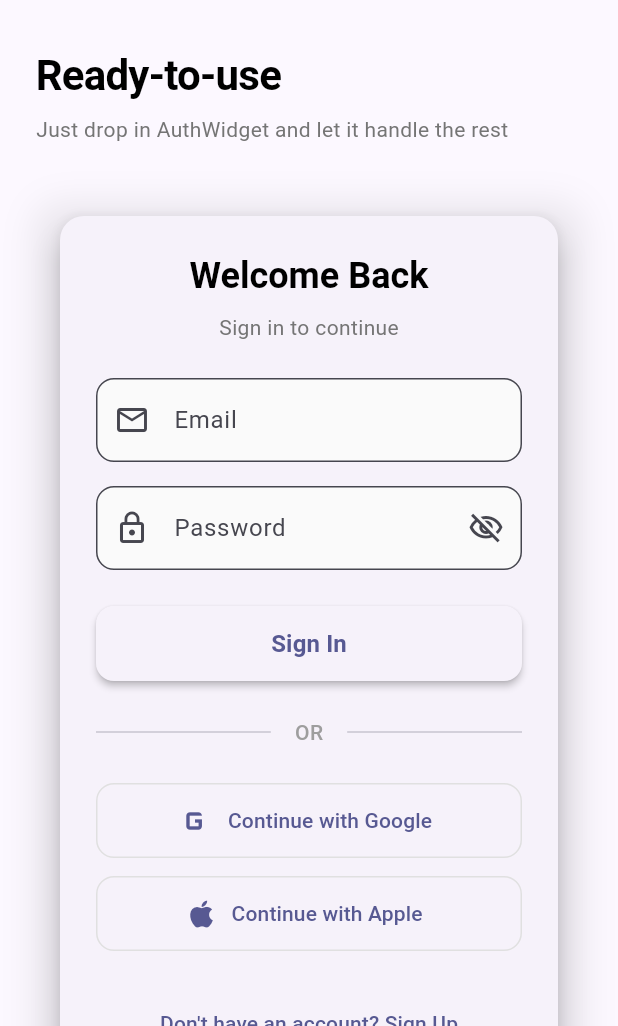
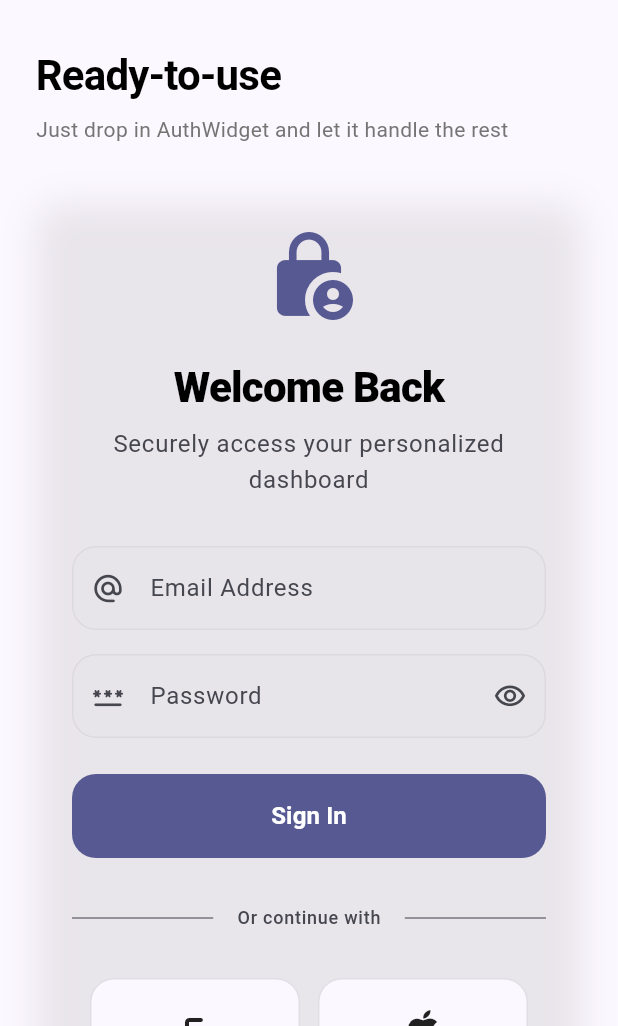
Before and after one commit to techie-dan/hng_auth_sdk, a Flutter app: the screen it shows after launch, on a phone screen of 412 x 824 dp, the part 210-1236 px from its top. Run offline on Flutter 3.47's test engine with Material 3 defaults, Android fonts, the light colour scheme and no system bars; our stand-ins replace firebase_auth, firebase_core, google_sign_in, sign_in_with_apple; accounts and stored records are empty.

Commit message:
feat: redesign auth UI, secure keys, and update docs

```diff
--- a/lib/src/ui/auth_widget.dart
+++ b/lib/src/ui/auth_widget.dart
@@ -18,30 +18,56 @@ class AuthWidget extends StatefulWidget {
   State<AuthWidget> createState() => _AuthWidgetState();
 }
 
-class _AuthWidgetState extends State<AuthWidget> {
+class _AuthWidgetState extends State<AuthWidget>
+    with SingleTickerProviderStateMixin {
   bool _isSignInMode = true;
   final _emailController = TextEditingController();
   final _passwordController = TextEditingController();
   final _formKey = GlobalKey<FormState>();
   bool _obscurePassword = true;
   String? _errorMessage;
+  late final AnimationController _animController;
+  late final Animation<double> _fadeAnimation;
+
+  @override
+  void initState() {
+    super.initState();
+    _animController = AnimationController(
+      vsync: this,
+      duration: const Duration(milliseconds: 600),
+    );
+    _fadeAnimation = CurvedAnimation(
+      parent: _animController,
+      curve: Curves.easeInOut,
+    );
+    _animController.forward();
+  }
 
   @override
   void dispose() {
     _emailController.dispose();
     _passwordController.dispose();
+    _animController.dispose();
     super.dispose();
+  }
+
+  void _switchMode() {
+    setState(() {
+      _errorMessage = null;
+      _isSignInMode = !_isSignInMode;
+    });
+    _animController.reset();
+    _animController.forward();
   }
 
   Future<void> _handleEmailAuth() async {
     if (!_formKey.currentState!.validate()) return;
+    if (!mounted) return;
 
-    if (!mounted) return;
     setState(() => _errorMessage = null);
 
     try {
       final authProvider = context.read<AuthProvider>();
-
       if (_isSignInMode) {
         await authProvider.signInWithEmail(
           _emailController.text.trim(),
@@ -53,12 +79,12 @@ class _AuthWidgetState extends State<AuthWidget> {
           _passwordController.text,
         );
       }
-
       widget.onSuccess?.call();
     } on AuthException catch (e) {
       if (!mounted) return;
       setState(() => _errorMessage = e.message);
       widget.onError?.call(e);
+      _shakeError();
     }
   }
 
@@ -68,169 +94,177 @@ class _AuthWidgetState extends State<AuthWidget> {
 
     try {
       final authProvider = context.read<AuthProvider>();
-
       if (provider == 'google') {
         await authProvider.signInWithGoogle();
       } else if (provider == 'apple') {
         await authProvider.signInWithApple();
       }
-
       widget.onSuccess?.call();
     } on AuthException catch (e) {
       if (!mounted) return;
       setState(() => _errorMessage = e.message);
       widget.onError?.call(e);
+      _shakeError();
     }
+  }
+
+  void _shakeError() {
+    // Simple visual cue logic can be added here if needed
   }
 
   @override
   Widget build(BuildContext context) {
+    final theme = Theme.of(context);
+
     return Consumer<AuthProvider>(
       builder: (context, authProvider, _) {
         final bool isLoading = authProvider.state == AuthState.loading;
 
-        return SingleChildScrollView(
-          child: Card(
-            margin: const EdgeInsets.all(16),
-            elevation: 8,
-            shape: RoundedRectangleBorder(
-              borderRadius: BorderRadius.circular(16),
+        return Center(
+          child: SingleChildScrollView(
+            padding: const EdgeInsets.all(24),
+            child: FadeTransition(
+              opacity: _fadeAnimation,
+              child: ConstrainedBox(
+                constraints: const BoxConstraints(maxWidth: 400),
+                child: Column(
+                  crossAxisAlignment: CrossAxisAlignment.stretch,
+                  children: [
+                    // Header Section
+                    AnimatedSwitcher(
+                      duration: const Duration(milliseconds: 400),
+                      child: Column(
+                        key: ValueKey(_isSignInMode),
+                        children: [
+                          Icon(
+                            _isSignInMode
+                                ? Icons.lock_person_rounded
+                                : Icons.person_add_rounded,
+                            size: 64,
+                            color: theme.colorScheme.primary,
                           ),
-            child: Padding(
-              padding: const EdgeInsets.all(24.0),
-              child: Column(
-                mainAxisSize: MainAxisSize.min,
-                children: [
+                          const SizedBox(height: 24),
                           Text(
                             _isSignInMode ? 'Welcome Back' : 'Create Account',
-                    style: Theme.of(context).textTheme.headlineSmall?.copyWith(
-                          fontWeight: FontWeight.bold,
+                            style: theme.textTheme.headlineMedium?.copyWith(
+                              fontWeight: FontWeight.w800,
+                              letterSpacing: -0.5,
                             ),
+                            textAlign: TextAlign.center,
                           ),
                           const SizedBox(height: 8),
                           Text(
                             _isSignInMode
-                        ? 'Sign in to continue'
-                        : 'Sign up to get started',
-                    style: Theme.of(context).textTheme.bodyMedium?.copyWith(
-                          color: Colors.grey[600],
+                                ? 'Securely access your personalized dashboard'
+                                : 'Join us and experience the difference',
+                            style: theme.textTheme.bodyLarge?.copyWith(
+                              color: theme.colorScheme.onSurfaceVariant,
+                            ),
+                            textAlign: TextAlign.center,
+                          ),
+                        ],
                       ),
                     ),
-                  const SizedBox(height: 24),
-                  if (_errorMessage != null)
-                    Container(
-                      padding: const EdgeInsets.all(12),
-                      margin: const EdgeInsets.only(bottom: 16),
+                    const SizedBox(height: 32),
+
+                    // Error Banner
+                    AnimatedSize(
+                      duration: const Duration(milliseconds: 300),
+                      child: _errorMessage != null
+                          ? Container(
+                              margin: const EdgeInsets.only(bottom: 24),
+                              padding: const EdgeInsets.all(16),
                               decoration: BoxDecoration(
-                        color: Colors.red.shade50,
-                        borderRadius: BorderRadius.circular(8),
-                        border: Border.all(color: Colors.red.shade200),
+                                color: theme.colorScheme.errorContainer,
+                                borderRadius: BorderRadius.circular(16),
                               ),
                               child: Row(
                                 children: [
-                          Icon(Icons.error_outline,
-                              color: Colors.red.shade700, size: 20),
-                          const SizedBox(width: 8),
+                                  Icon(Icons.error_rounded,
+                                      color: theme.colorScheme.error),
+                                  const SizedBox(width: 12),
                                   Expanded(
                                     child: Text(
                                       _errorMessage!,
                                       style: TextStyle(
-                                color: Colors.red.shade700,
-                                fontSize: 14,
+                                          color: theme
+                                              .colorScheme.onErrorContainer),
                                     ),
                                   ),
-                          ),
+                                  IconButton(
+                                    icon: const Icon(Icons.close, size: 18),
+                                    onPressed: () =>
+                                        setState(() => _errorMessage = null),
+                                    padding: EdgeInsets.zero,
+                                    constraints: const BoxConstraints(),
+                                  )
                                 ],
                               ),
+                            )
+                          : const SizedBox.shrink(),
                     ),
+
+                    // Form Section
                     Form(
                       key: _formKey,
                       child: Column(
                         children: [
-                        TextFormField(
+                          _buildModernTextField(
                             controller: _emailController,
-                          decoration: InputDecoration(
-                            labelText: 'Email',
-                            prefixIcon: const Icon(Icons.email_outlined),
-                            border: OutlineInputBorder(
-                              borderRadius: BorderRadius.circular(12),
-                            ),
-                            filled: true,
-                            fillColor: Colors.grey[50],
-                          ),
+                            label: 'Email Address',
+                            icon: Icons.alternate_email_rounded,
                             keyboardType: TextInputType.emailAddress,
                             enabled: !isLoading,
-                          validator: (value) {
-                            if (value == null || value.isEmpty) {
-                              return 'Enter your email';
-                            }
-                            if (!value.contains('@')) {
-                              return 'Enter valid email';
-                            }
+                            validator: (v) {
+                              if (v?.isEmpty ?? true)
+                                return 'Email is required';
+                              if (!v!.contains('@')) return 'Invalid email';
                               return null;
                             },
                           ),
                           const SizedBox(height: 16),
-                        TextFormField(
+                          _buildModernTextField(
                             controller: _passwordController,
-                          decoration: InputDecoration(
-                            labelText: 'Password',
-                            prefixIcon: const Icon(Icons.lock_outline),
-                            border: OutlineInputBorder(
-                              borderRadius: BorderRadius.circular(12),
-                            ),
-                            filled: true,
-                            fillColor: Colors.grey[50],
-                            suffixIcon: IconButton(
-                              icon: Icon(
-                                _obscurePassword
-                                    ? Icons.visibility_off_outlined
-                                    : Icons.visibility_outlined,
-                              ),
-                              onPressed: () {
-                                setState(() {
-                                  _obscurePassword = !_obscurePassword;
-                                });
-                              },
-                            ),
-                          ),
-                          obscureText: _obscurePassword,
+                            label: 'Password',
+                            icon: Icons.password_rounded,
+                            isPassword: true,
                             enabled: !isLoading,
-                          validator: (value) {
-                            if (value == null || value.isEmpty) {
-                              return 'Enter your password';
-                            }
-                            if (!_isSignInMode && value.length < 6) {
-                              return 'Min 6 characters';
-                            }
+                            obscure: _obscurePassword,
+                            onToggleObscure: () => setState(
+                                () => _obscurePassword = !_obscurePassword),
+                            validator: (v) {
+                              if (v?.isEmpty ?? true)
+                                return 'Password required';
+                              if (!_isSignInMode && v!.length < 6)
+                                return 'At least 6 characters';
                               return null;
                             },
                           ),
                           const SizedBox(height: 24),
                           SizedBox(
                             width: double.infinity,
-                          height: 50,
-                          child: ElevatedButton(
+                            height: 56,
+                            child: FilledButton(
                               onPressed: isLoading ? null : _handleEmailAuth,
-                            style: ElevatedButton.styleFrom(
+                              style: FilledButton.styleFrom(
                                 shape: RoundedRectangleBorder(
-                                borderRadius: BorderRadius.circular(12),
+                                  borderRadius: BorderRadius.circular(16),
                                 ),
-                              elevation: 2,
+                                elevation: 0,
                               ),
                               child: isLoading
                                   ? const SizedBox(
-                                    height: 20,
-                                    width: 20,
+                                      height: 24,
+                                      width: 24,
                                       child: CircularProgressIndicator(
-                                      strokeWidth: 2,
-                                      valueColor: AlwaysStoppedAnimation<Color>(
-                                        Colors.white,
-                                      ),
+                                        strokeWidth: 2.5,
+                                        color: Colors.white,
                                       ),
                                     )
                                   : Text(
-                                    _isSignInMode ? 'Sign In' : 'Sign Up',
+                                      _isSignInMode
+                                          ? 'Sign In'
+                                          : 'Create Account',
                                       style: const TextStyle(
                                         fontSize: 16,
                                         fontWeight: FontWeight.bold,
@@ -241,76 +275,80 @@ class _AuthWidgetState extends State<AuthWidget> {
                         ],
                       ),
                     ),
-                  const Padding(
-                    padding: EdgeInsets.symmetric(vertical: 24),
-                    child: Row(
+
+                    const SizedBox(height: 32),
+
+                    // Divider
+                    Row(
                       children: [
-                        Expanded(child: Divider()),
+                        Expanded(child: Divider(color: theme.dividerColor)),
                         Padding(
-                          padding: EdgeInsets.symmetric(horizontal: 16),
+                          padding: const EdgeInsets.symmetric(horizontal: 16),
                           child: Text(
-                            'OR',
-                            style: TextStyle(
-                              color: Colors.grey,
-                              fontWeight: FontWeight.w500,
+                            'Or continue with',
+                            style: theme.textTheme.labelMedium?.copyWith(
+                              color: theme.colorScheme.onSurfaceVariant,
                             ),
                           ),
                         ),
-                        Expanded(child: Divider()),
+                        Expanded(child: Divider(color: theme.dividerColor)),
                       ],
                     ),
+                    const SizedBox(height: 32),
+
+                    // Social Buttons
+                    Row(
+                      mainAxisAlignment: MainAxisAlignment.spaceEvenly,
+                      children: [
+                        _SocialButton(
+                          icon: Icons.g_mobiledata_rounded,
+                          label: 'Google',
+                          onTap: isLoading
+                              ? null
+                              : () => _handleSocialAuth('google'),
                         ),
-                  if (!isLoading) ...[
-                    SizedBox(
-                      width: double.infinity,
-                      height: 50,
-                      child: OutlinedButton.icon(
-                        onPressed: () => _handleSocialAuth('google'),
-                        icon: const Icon(Icons.g_mobiledata, size: 28),
-                        label: const Text('Continue with Google'),
-                        style: OutlinedButton.styleFrom(
-                          shape: RoundedRectangleBorder(
-                            borderRadius: BorderRadius.circular(12),
+                        _SocialButton(
+                          icon: Icons.apple_rounded,
+                          label: 'Apple',
+                          onTap: isLoading
+                              ? null
+                              : () => _handleSocialAuth('apple'),
                         ),
-                          side: BorderSide(color: Colors.grey[300]!),
+                      ],
+                    ),
+
+                    const SizedBox(height: 48),
+
+                    // Footer
+                    TextButton(
+                      onPressed: isLoading ? null : _switchMode,
+                      style: TextButton.styleFrom(
+                        padding: const EdgeInsets.symmetric(vertical: 16),
+                      ),
+                      child: RichText(
+                        text: TextSpan(
+                          style: theme.textTheme.bodyMedium,
+                          children: [
+                            TextSpan(
+                              text: _isSignInMode
+                                  ? "Don't have an account? "
+                                  : "Already have an account? ",
+                              style: TextStyle(
+                                  color: theme.colorScheme.onSurfaceVariant),
+                            ),
+                            TextSpan(
+                              text: _isSignInMode ? "Sign Up" : "Sign In",
+                              style: TextStyle(
+                                color: theme.colorScheme.primary,
+                                fontWeight: FontWeight.bold,
                               ),
                             ),
-                    ),
-                    const SizedBox(height: 12),
-                    SizedBox(
-                      width: double.infinity,
-                      height: 50,
-                      child: OutlinedButton.icon(
-                        onPressed: () => _handleSocialAuth('apple'),
-                        icon: const Icon(Icons.apple, size: 24),
-                        label: const Text('Continue with Apple'),
-                        style: OutlinedButton.styleFrom(
-                          shape: RoundedRectangleBorder(
-                            borderRadius: BorderRadius.circular(12),
-                          ),
-                          side: BorderSide(color: Colors.grey[300]!),
+                          ],
                         ),
                       ),
                     ),
                   ],
-                  const SizedBox(height: 24),
-                  TextButton(
-                    onPressed: isLoading
-                        ? null
-                        : () {
-                            setState(() {
-                              _isSignInMode = !_isSignInMode;
-                              _errorMessage = null;
-                            });
-                          },
-                    child: Text(
-                      _isSignInMode
-                          ? "Don't have an account? Sign Up"
-                          : 'Already have an account? Sign In',
-                      style: const TextStyle(fontWeight: FontWeight.w500),
                 ),
-                  ),
-                ],
               ),
             ),
           ),
@@ -318,4 +356,114 @@ class _AuthWidgetState extends State<AuthWidget> {
       },
     );
   }
+
+  Widget _buildModernTextField({
+    required TextEditingController controller,
+    required String label,
+    required IconData icon,
+    bool isPassword = false,
+    bool obscure = false,
+    bool enabled = true,
+    VoidCallback? onToggleObscure,
+    TextInputType? keyboardType,
+    String? Function(String?)? validator,
+  }) {
+    final theme = Theme.of(context);
+
+    return TextFormField(
+      controller: controller,
+      obscureText: obscure,
+      enabled: enabled,
+      keyboardType: keyboardType,
+      validator: validator,
+      style: const TextStyle(fontWeight: FontWeight.w500),
+      decoration: InputDecoration(
+        labelText: label,
+        prefixIcon: Icon(icon, size: 22),
+        suffixIcon: isPassword
+            ? IconButton(
+                icon: Icon(
+                  obscure
+                      ? Icons.visibility_outlined
+                      : Icons.visibility_off_outlined,
+                  size: 22,
+                ),
+                onPressed: onToggleObscure,
+              )
+            : null,
+        filled: true,
+        fillColor: theme.colorScheme.surfaceContainerHighest.withOpacity(0.3),
+        border: OutlineInputBorder(
+          borderRadius: BorderRadius.circular(16),
+          borderSide: BorderSide.none,
+        ),
+        enabledBorder: OutlineInputBorder(
+          borderRadius: BorderRadius.circular(16),
+          borderSide: BorderSide(
+            color: theme.colorScheme.outline.withOpacity(0.1),
+          ),
+        ),
+        focusedBorder: OutlineInputBorder(
+          borderRadius: BorderRadius.circular(16),
+          borderSide: BorderSide(
+            color: theme.colorScheme.primary,
+            width: 2,
+          ),
+        ),
+        errorBorder: OutlineInputBorder(
+          borderRadius: BorderRadius.circular(16),
+          borderSide: BorderSide(
+            color: theme.colorScheme.error,
+          ),
+        ),
+        contentPadding: const EdgeInsets.all(16),
+      ),
+    );
   }
+}
+
+class _SocialButton extends StatelessWidget {
+  final IconData icon;
+  final String label;
+  final VoidCallback? onTap;
+
+  const _SocialButton({
+    required this.icon,
+    required this.label,
+    this.onTap,
+  });
+
+  @override
+  Widget build(BuildContext context) {
+    final theme = Theme.of(context);
+
+    return InkWell(
+      onTap: onTap,
+      borderRadius: BorderRadius.circular(16),
+      child: Container(
+        width: 140,
+        padding: const EdgeInsets.symmetric(vertical: 16),
+        decoration: BoxDecoration(
+          border: Border.all(
+            color: theme.colorScheme.outline.withOpacity(0.2),
+          ),
+          borderRadius: BorderRadius.circular(16),
+          color: theme.colorScheme.surface,
+        ),
+        child: Column(
+          children: [
+            Icon(icon, size: 32),
+            const SizedBox(height: 8),
+            Text(
+              label,
+              style: const TextStyle(
+                fontWeight: FontWeight.w600,
+                fontSize: 14,
+              ),
+            ),
+          ],
+        ),
+      ),
+    );
+  }
+}
```
Also changed, not shown: lib/firebase_options.dart, 4 other files. Lines whose indentation alone changed are shown as unchanged.
